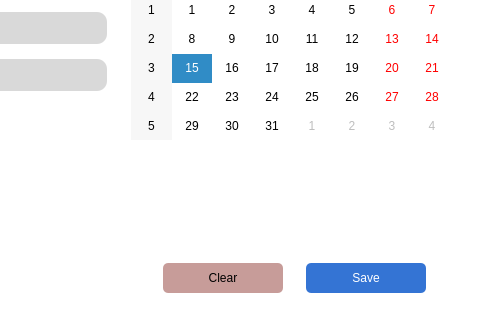
Before: the Qt Designer form application/cust_package/make_reservation.ui in SeneshNV/XYZ-Hotel-Management, drawn with Qt 5; both pictures show x 344 to 825 and y 359 to 679 of the 825 by 679 pixel window.
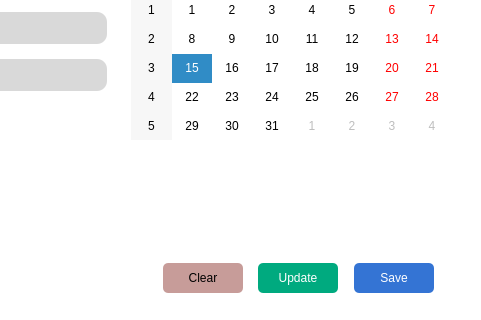
After: the same form once the commit is applied.

```diff
--- a/application/cust_package/make_reservation.ui
+++ b/application/cust_package/make_reservation.ui
@@ -433,10 +433,19 @@
                 </property>
                 <property name="minimumSize">
                  <size>
-                  <width>120</width>
+                  <width>80</width>
                   <height>0</height>
                  </size>
                 </property>
+                <property name="maximumSize">
+                 <size>
+                  <width>80</width>
+                  <height>16777215</height>
+                 </size>
+                </property>
+                <property name="cursor">
+                 <cursorShape>PointingHandCursor</cursorShape>
+                </property>
                 <property name="styleSheet">
                  <string notr="true">/* Default button style */
 QPushButton {
@@ -485,6 +494,82 @@
                 </property>
                </spacer>
               </item>
+              <item>
+               <widget class="QPushButton" name="btn_update_reservation">
+                <property name="enabled">
+                 <bool>true</bool>
+                </property>
+                <property name="sizePolicy">
+                 <sizepolicy hsizetype="Preferred" vsizetype="Fixed">
+                  <horstretch>0</horstretch>
+                  <verstretch>0</verstretch>
+                 </sizepolicy>
+                </property>
+                <property name="minimumSize">
+                 <size>
+                  <width>80</width>
+                  <height>0</height>
+                 </size>
+                </property>
+                <property name="maximumSize">
+                 <size>
+                  <width>80</width>
+                  <height>16777215</height>
+                 </size>
+                </property>
+                <property name="cursor">
+                 <cursorShape>PointingHandCursor</cursorShape>
+                </property>
+                <property name="styleSheet">
+                 <string notr="true">/* Default button style */
+QPushButton {
+    background-color: #00aa7f;
+	font: 10pt &quot;SF Pro Display&quot;;
+    color: #ffffff;
+    border: none;
+    border-radius: 5px;
+    padding: 8px 16px; 
+text-align: center;
+
+
+}
+
+/* Button style on hover */
+QPushButton:hover {
+ background-color: #A2DCD7;
+	color: #ffffff;
+	font-weight: bold;
+}
+
+/* Button style when pressed */
+QPushButton:pressed {
+    background-color: #17396D;
+ 	color: #FFFFFF;
+}
+
+QPushButton:checked {
+	background-color: #17396D;
+ 	color: #FFFFFF;
+}</string>
+                </property>
+                <property name="text">
+                 <string>Update</string>
+                </property>
+               </widget>
+              </item>
+              <item>
+               <spacer name="horizontalSpacer_9">
+                <property name="orientation">
+                 <enum>Qt::Horizontal</enum>
+                </property>
+                <property name="sizeHint" stdset="0">
+                 <size>
+                  <width>3</width>
+                  <height>17</height>
+                 </size>
+                </property>
+               </spacer>
+              </item>
               <item>
                <widget class="QPushButton" name="btn_save_reservation">
                 <property name="sizePolicy">
@@ -495,10 +580,19 @@
                 </property>
                 <property name="minimumSize">
                  <size>
-                  <width>120</width>
+                  <width>80</width>
                   <height>0</height>
                  </size>
                 </property>
+                <property name="maximumSize">
+                 <size>
+                  <width>80</width>
+                  <height>16777215</height>
+                 </size>
+                </property>
+                <property name="cursor">
+                 <cursorShape>PointingHandCursor</cursorShape>
+                </property>
                 <property name="styleSheet">
                  <string notr="true">/* Default button style */
 QPushButton {
@@ -537,14 +631,14 @@
                </widget>
               </item>
               <item>
-               <spacer name="horizontalSpacer_9">
+               <spacer name="horizontalSpacer_13">
                 <property name="orientation">
                  <enum>Qt::Horizontal</enum>
                 </property>
                 <property name="sizeHint" stdset="0">
                  <size>
-                  <width>1</width>
-                  <height>20</height>
+                  <width>4</width>
+                  <height>17</height>
                  </size>
                 </property>
                </spacer>
```
Left out of the diff: 2 changed lines with no effect on the pictures.
